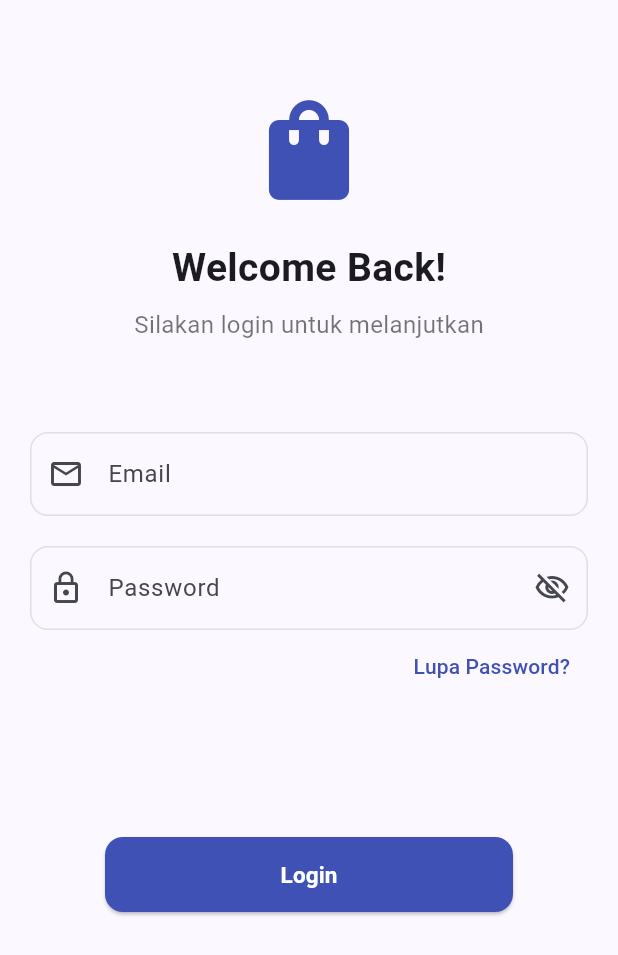
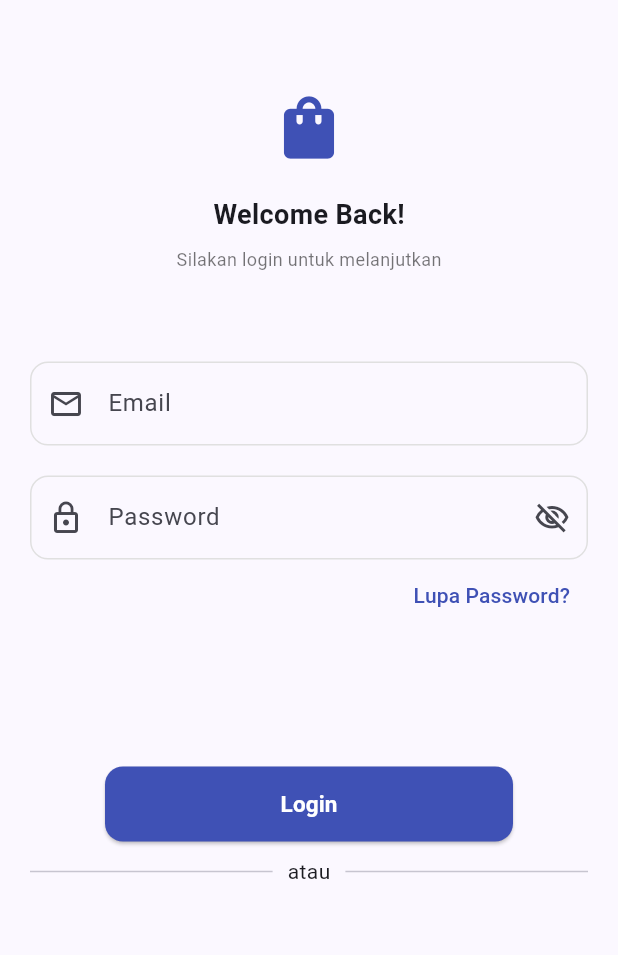
Before and after one commit to Mariariaardyanti/KB1179-1123150050-uts, a Flutter app: the Login screen opened directly, on a phone screen of 412 x 824 dp. Shown: the top 955 px of the screen. Run offline on Flutter 3.47's test engine with Material 3 defaults, Android fonts, the phone set to English and light mode, and no system bars.

Commit message:
update: add row atau

```diff
--- a/lib/screen/login.dart
+++ b/lib/screen/login.dart
@@ -20,16 +20,16 @@ class _LoginState extends State<Login> {
             child: Column(
               children: [
                 const SizedBox(height: 40),
-                const Icon(Icons.shopping_bag, size: 80, color: Colors.indigo),
+                const Icon(Icons.shopping_bag, size: 50, color: Colors.indigo),
                 const SizedBox(height: 20),
                 const Text(
                   "Welcome Back!",
-                  style: TextStyle(fontSize: 26, fontWeight: FontWeight.bold),
+                  style: TextStyle(fontSize: 18, fontWeight: FontWeight.bold),
                 ),
                 const SizedBox(height: 8),
                 const Text(
                   "Silakan login untuk melanjutkan",
-                  style: TextStyle(fontSize: 16, color: Colors.black54),
+                  style: TextStyle(fontSize: 12, color: Colors.black54),
                 ),
                 const SizedBox(height: 60),
                 TextField(
@@ -119,8 +119,16 @@ class _LoginState extends State<Login> {
                     ),
                   ),
                 ),
-
-
+                const Row(
+                  children: [
+                    Expanded(child: Divider(thickness: 1)),
+                    Padding(
+                      padding: EdgeInsets.symmetric(horizontal: 10),
+                      child: Text("atau"),
+                    ),
+                    Expanded(child: Divider(thickness: 1)),
+                  ],
+                ),
               ],
             ),
           ),
```
